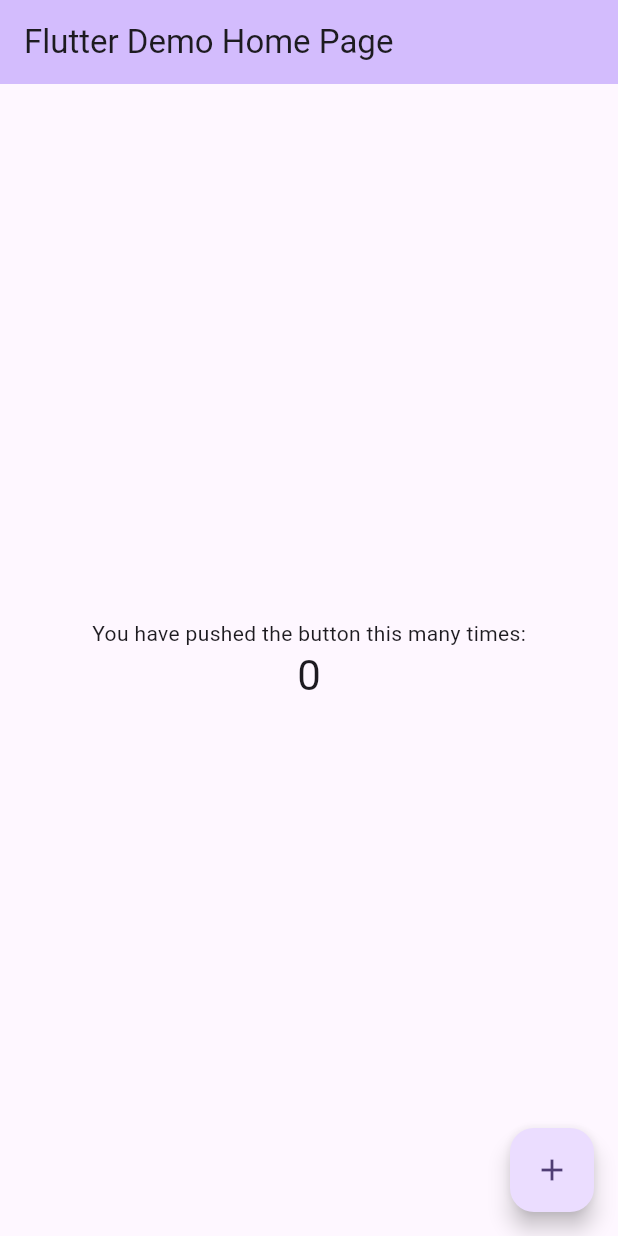
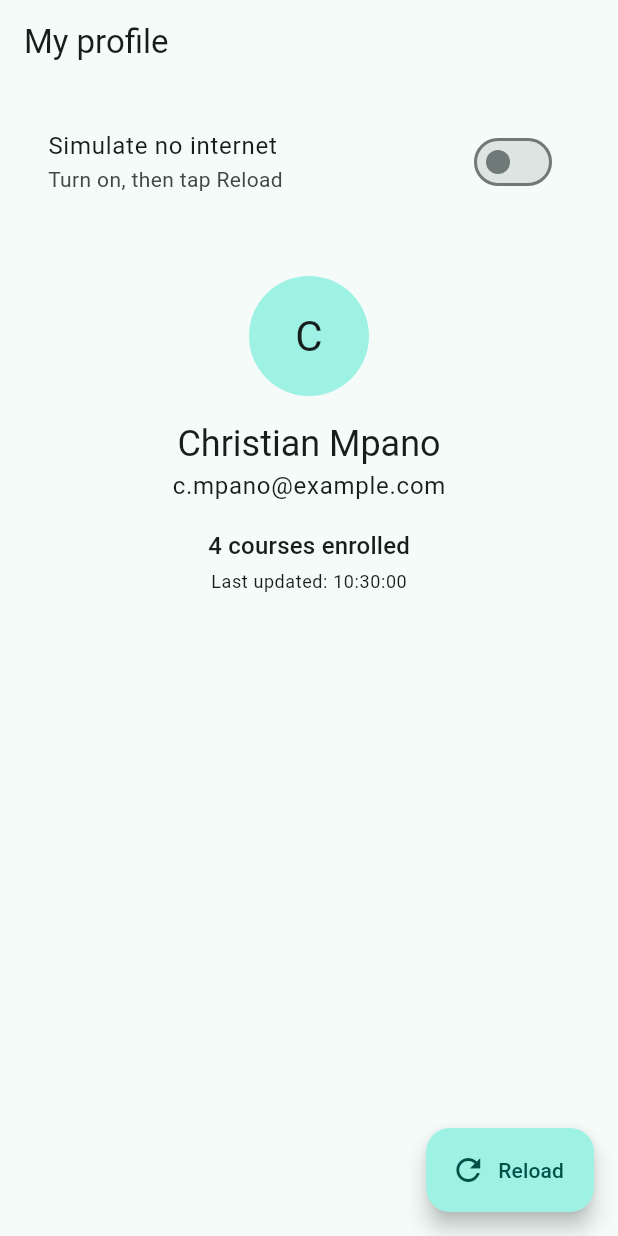
Before and after one commit to Christian-pprogrammer/futurebuilder_demo, a Flutter app: the screen it shows after launch, on a phone screen of 412 x 824 dp. Run offline on Flutter 3.47's test engine with Material 3 defaults, Android fonts, the phone set to English and light mode, and no system bars.

Commit message:
fix:future builder, handle initial data

```diff
--- a/lib/main.dart
+++ b/lib/main.dart
@@ -1,122 +1,209 @@
 import 'package:flutter/material.dart';
 
-void main() {
-  runApp(const MyApp());
-}
+void main() => runApp(const ProfileApp());
 
-class MyApp extends StatelessWidget {
-  const MyApp({super.key});
+class ProfileApp extends StatelessWidget {
+  const ProfileApp({super.key});
 
-  // This widget is the root of your application.
   @override
   Widget build(BuildContext context) {
     return MaterialApp(
-      title: 'Flutter Demo',
-      theme: ThemeData(
-        // This is the theme of your application.
-        //
-        // TRY THIS: Try running your application with "flutter run". You'll see
-        // the application has a purple toolbar. Then, without quitting the app,
-        // try changing the seedColor in the colorScheme below to Colors.green
-        // and then invoke "hot reload" (save your changes or press the "hot
-        // reload" button in a Flutter-supported IDE, or press "r" if you used
-        // the command line to start the app).
-        //
-        // Notice that the counter didn't reset back to zero; the application
-        // state is not lost during the reload. To reset the state, use hot
-        // restart instead.
-        //
-        // This works for code too, not just values: Most code changes can be
-        // tested with just a hot reload.
-        colorScheme: .fromSeed(seedColor: Colors.deepPurple),
-      ),
-      home: const MyHomePage(title: 'Flutter Demo Home Page'),
+      title: 'FutureBuilder Demo',
+      debugShowCheckedModeBanner: false,
+      theme: ThemeData(colorSchemeSeed: Colors.teal, useMaterial3: true),
+      home: const ProfilePage(),
     );
   }
 }
 
-class MyHomePage extends StatefulWidget {
-  const MyHomePage({super.key, required this.title});
+class Profile {
+  final String name;
+  final String email;
+  final int coursesEnrolled;
+  final String lastUpdated;
 
-  // This widget is the home page of your application. It is stateful, meaning
-  // that it has a State object (defined below) that contains fields that affect
-  // how it looks.
+  const Profile({
+    required this.name,
+    required this.email,
+    required this.coursesEnrolled,
+    required this.lastUpdated,
+  });
+}
 
-  // This class is the configuration for the state. It holds the values (in this
-  // case the title) provided by the parent (in this case the App widget) and
-  // used by the build method of the State. Fields in a Widget subclass are
-  // always marked "final".
+Future<Profile> fetchProfile({required bool shouldFail}) async {
+  await Future.delayed(const Duration(seconds: 3));
 
-  final String title;
+  if (shouldFail) {
+    throw Exception('No internet connection');
+  }
+
+  final now = DateTime.now();
+  return Profile(
+    name: 'Christian Mpano',
+    email: 'c.mpano@example.com',
+    coursesEnrolled: 4,
+    lastUpdated:
+        '${now.hour}:${now.minute.toString().padLeft(2, '0')}:${now.second.toString().padLeft(2, '0')}',
+  );
+}
+
+const cachedProfile = Profile(
+  name: 'Christian Mpano',
+  email: 'c.mpano@example.com',
+  coursesEnrolled: 3,
+  lastUpdated: 'yesterday (cached)',
+);
+
+class ProfilePage extends StatefulWidget {
+  const ProfilePage({super.key});
 
   @override
-  State<MyHomePage> createState() => _MyHomePageState();
+  State<ProfilePage> createState() => _ProfilePageState();
 }
 
-class _MyHomePageState extends State<MyHomePage> {
-  int _counter = 0;
+class _ProfilePageState extends State<ProfilePage> {
+  late Future<Profile> _profileFuture;
+  bool _simulateNoInternet = false;
 
-  void _incrementCounter() {
+  @override
+  void initState() {
+    super.initState();
+    _profileFuture = fetchProfile(shouldFail: _simulateNoInternet);
+  }
+
+  void _reload() {
     setState(() {
-      // This call to setState tells the Flutter framework that something has
-      // changed in this State, which causes it to rerun the build method below
-      // so that the display can reflect the updated values. If we changed
-      // _counter without calling setState(), then the build method would not be
-      // called again, and so nothing would appear to happen.
-      _counter++;
+      _profileFuture = fetchProfile(shouldFail: _simulateNoInternet);
     });
   }
 
   @override
   Widget build(BuildContext context) {
-    // This method is rerun every time setState is called, for instance as done
-    // by the _incrementCounter method above.
-    //
-    // The Flutter framework has been optimized to make rerunning build methods
-    // fast, so that you can just rebuild anything that needs updating rather
-    // than having to individually change instances of widgets.
     return Scaffold(
-      appBar: AppBar(
-        // TRY THIS: Try changing the color here to a specific color (to
-        // Colors.amber, perhaps?) and trigger a hot reload to see the AppBar
-        // change color while the other colors stay the same.
-        backgroundColor: Theme.of(context).colorScheme.inversePrimary,
-        // Here we take the value from the MyHomePage object that was created by
-        // the App.build method, and use it to set our appbar title.
-        title: Text(widget.title),
-      ),
-      body: Center(
-        // Center is a layout widget. It takes a single child and positions it
-        // in the middle of the parent.
+      appBar: AppBar(title: const Text('My profile')),
+      body: Padding(
+        padding: const EdgeInsets.all(16),
         child: Column(
-          // Column is also a layout widget. It takes a list of children and
-          // arranges them vertically. By default, it sizes itself to fit its
-          // children horizontally, and tries to be as tall as its parent.
-          //
-          // Column has various properties to control how it sizes itself and
-          // how it positions its children. Here we use mainAxisAlignment to
-          // center the children vertically; the main axis here is the vertical
-          // axis because Columns are vertical (the cross axis would be
-          // horizontal).
-          //
-          // TRY THIS: Invoke "debug painting" (choose the "Toggle Debug Paint"
-          // action in the IDE, or press "p" in the console), to see the
-          // wireframe for each widget.
-          mainAxisAlignment: .center,
           children: [
-            const Text('You have pushed the button this many times:'),
-            Text(
-              '$_counter',
-              style: Theme.of(context).textTheme.headlineMedium,
+            // STEP 5: lets me make the next load fail on purpose.
+            SwitchListTile(
+              title: const Text('Simulate no internet'),
+              subtitle: const Text('Turn on, then tap Reload'),
+              value: _simulateNoInternet,
+              onChanged: (value) => setState(() => _simulateNoInternet = value),
+            ),
+            const SizedBox(height: 16),
+            Expanded(
+              child: FutureBuilder<Profile>(
+                // PROPERTY 1: future -> the task FutureBuilder watches.
+                future: _profileFuture,
+
+                initialData: cachedProfile,
+
+                // PROPERTY 3: builder -> decides what to show for each state.
+                builder: (context, snapshot) {
+                  final isLoading =
+                      snapshot.connectionState == ConnectionState.waiting;
+
+                  // STEP 4a: the future failed.
+                  if (snapshot.hasError && !isLoading) {
+                    return _ErrorView(
+                      message: snapshot.error.toString(),
+                      onRetry: _reload,
+                    );
+                  }
+
+                  // STEP 4b: we have data (fresh, or initialData while loading).
+                  if (snapshot.hasData) {
+                    return _ProfileView(
+                      profile: snapshot.data!,
+                      isRefreshing: isLoading,
+                    );
+                  }
+
+                  // STEP 4c: still waiting and nothing to show yet.
+                  return const Center(
+                    child: Column(
+                      mainAxisSize: MainAxisSize.min,
+                      children: [
+                        CircularProgressIndicator(),
+                        SizedBox(height: 12),
+                        Text('Loading your profile...'),
+                      ],
+                    ),
+                  );
+                },
+              ),
             ),
           ],
         ),
       ),
-      floatingActionButton: FloatingActionButton(
-        onPressed: _incrementCounter,
-        tooltip: 'Increment',
-        child: const Icon(Icons.add),
+      floatingActionButton: FloatingActionButton.extended(
+        onPressed: _reload,
+        icon: const Icon(Icons.refresh),
+        label: const Text('Reload'),
       ),
     );
   }
 }
+
+class _ProfileView extends StatelessWidget {
+  final Profile profile;
+  final bool isRefreshing;
+
+  const _ProfileView({required this.profile, required this.isRefreshing});
+
+  @override
+  Widget build(BuildContext context) {
+    final text = Theme.of(context).textTheme;
+    return Column(
+      children: [
+        // Thin bar on top when old data is showing and new data is loading.
+        if (isRefreshing) const LinearProgressIndicator(),
+        const SizedBox(height: 24),
+        CircleAvatar(
+          radius: 40,
+          child: Text(profile.name[0], style: text.headlineMedium),
+        ),
+        const SizedBox(height: 16),
+        Text(profile.name, style: text.headlineSmall),
+        Text(profile.email, style: text.bodyLarge),
+        const SizedBox(height: 16),
+        Text(
+          '${profile.coursesEnrolled} courses enrolled',
+          style: text.titleMedium,
+        ),
+        const SizedBox(height: 4),
+        Text('Last updated: ${profile.lastUpdated}', style: text.bodySmall),
+      ],
+    );
+  }
+}
+
+class _ErrorView extends StatelessWidget {
+  final String message;
+  final VoidCallback onRetry;
+
+  const _ErrorView({required this.message, required this.onRetry});
+
+  @override
+  Widget build(BuildContext context) {
+    return Center(
+      child: Column(
+        mainAxisSize: MainAxisSize.min,
+        children: [
+          const Icon(Icons.wifi_off, size: 56),
+          const SizedBox(height: 12),
+          const Text("Couldn't load your profile."),
+          Text(message, style: Theme.of(context).textTheme.bodySmall),
+          const SizedBox(height: 16),
+          FilledButton.icon(
+            onPressed: onRetry,
+            icon: const Icon(Icons.refresh),
+            label: const Text('Try again'),
+          ),
+        ],
+      ),
+    );
+  }
+}
```
